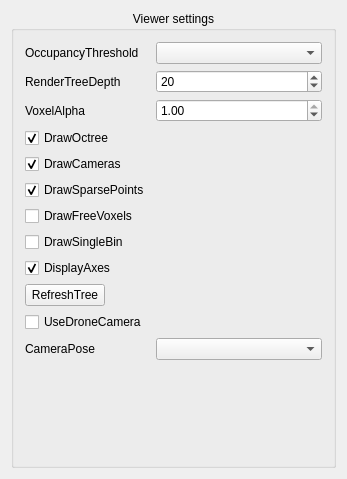
bennihepp/Quad3DR, file viewpoint_planner/src/viewer_settings_panel.ui: the form before one commit.
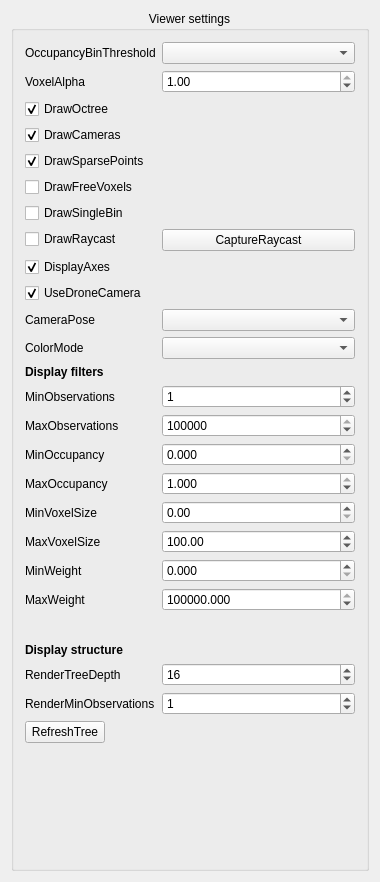
The form after the commit.

```diff
--- a/viewpoint_planner/src/viewer_settings_panel.ui
+++ b/viewpoint_planner/src/viewer_settings_panel.ui
@@ -6,8 +6,8 @@
    <rect>
     <x>0</x>
     <y>0</y>
-    <width>347</width>
-    <height>479</height>
+    <width>380</width>
+    <height>882</height>
    </rect>
   </property>
   <property name="sizePolicy">
@@ -49,42 +49,28 @@
         <item row="0" column="0">
          <widget class="QLabel" name="label">
           <property name="text">
-           <string>OccupancyThreshold</string>
+           <string>OccupancyBinThreshold</string>
           </property>
          </widget>
         </item>
-        <item row="1" column="0">
-         <widget class="QLabel" name="label_2">
-          <property name="text">
-           <string>RenderTreeDepth</string>
+        <item row="0" column="1">
+         <widget class="QComboBox" name="occupancyBinThreshold">
+          <property name="currentText">
+           <string/>
           </property>
-         </widget>
-        </item>
-        <item row="1" column="1">
-         <widget class="QSpinBox" name="renderTreeDepth">
-          <property name="value">
-           <number>20</number>
+          <property name="currentIndex">
+           <number>-1</number>
           </property>
          </widget>
         </item>
-        <item row="8" column="0" colspan="2">
-         <widget class="QCheckBox" name="displayAxes">
-          <property name="text">
-           <string>DisplayAxes</string>
-          </property>
-          <property name="checked">
-           <bool>true</bool>
-          </property>
-         </widget>
-        </item>
-        <item row="2" column="0">
+        <item row="3" column="0">
          <widget class="QLabel" name="label_3">
           <property name="text">
            <string>VoxelAlpha</string>
           </property>
          </widget>
         </item>
-        <item row="2" column="1">
+        <item row="3" column="1">
          <widget class="QDoubleSpinBox" name="voxelAlpha">
           <property name="maximum">
            <double>1.000000000000000</double>
@@ -98,6 +84,16 @@
          </widget>
         </item>
         <item row="4" column="0">
+         <widget class="QCheckBox" name="drawOctree">
+          <property name="text">
+           <string>DrawOctree</string>
+          </property>
+          <property name="checked">
+           <bool>true</bool>
+          </property>
+         </widget>
+        </item>
+        <item row="5" column="0">
          <widget class="QCheckBox" name="drawCameras">
           <property name="text">
            <string>DrawCameras</string>
@@ -107,7 +103,7 @@
           </property>
          </widget>
         </item>
-        <item row="5" column="0">
+        <item row="6" column="0">
          <widget class="QCheckBox" name="drawSparsePoints">
           <property name="text">
            <string>DrawSparsePoints</string>
@@ -117,24 +113,14 @@
           </property>
          </widget>
         </item>
-        <item row="3" column="0">
-         <widget class="QCheckBox" name="drawOctree">
-          <property name="text">
-           <string>DrawOctree</string>
-          </property>
-          <property name="checked">
-           <bool>true</bool>
-          </property>
-         </widget>
-        </item>
-        <item row="6" column="0">
+        <item row="7" column="0">
          <widget class="QCheckBox" name="drawFreeVoxels">
           <property name="text">
            <string>DrawFreeVoxels</string>
           </property>
          </widget>
         </item>
-        <item row="7" column="0">
+        <item row="8" column="0">
          <widget class="QCheckBox" name="drawSingleBin">
           <property name="text">
            <string>DrawSingleBin</string>
@@ -142,39 +128,296 @@
          </widget>
         </item>
         <item row="9" column="0">
-         <widget class="QPushButton" name="refreshTree">
+         <widget class="QCheckBox" name="drawRaycast">
           <property name="text">
-           <string>RefreshTree</string>
+           <string>DrawRaycast</string>
           </property>
          </widget>
         </item>
-        <item row="10" column="0">
+        <item row="10" column="0" colspan="2">
+         <widget class="QCheckBox" name="displayAxes">
+          <property name="text">
+           <string>DisplayAxes</string>
+          </property>
+          <property name="checked">
+           <bool>true</bool>
+          </property>
+         </widget>
+        </item>
+        <item row="12" column="0">
          <widget class="QCheckBox" name="useDroneCamera">
           <property name="text">
            <string>UseDroneCamera</string>
           </property>
-         </widget>
-        </item>
-        <item row="0" column="1">
-         <widget class="QComboBox" name="occupancyThreshold">
-          <property name="currentText">
-           <string/>
+          <property name="checked">
+           <bool>true</bool>
           </property>
-          <property name="currentIndex">
-           <number>-1</number>
-          </property>
          </widget>
         </item>
-        <item row="11" column="1">
-         <widget class="QComboBox" name="imagePose"/>
-        </item>
-        <item row="11" column="0">
+        <item row="13" column="0">
          <widget class="QLabel" name="label_4">
           <property name="text">
            <string>CameraPose</string>
           </property>
          </widget>
         </item>
+        <item row="13" column="1">
+         <widget class="QComboBox" name="imagePose"/>
+        </item>
+        <item row="15" column="0">
+         <widget class="QLabel" name="label_14">
+          <property name="text">
+           <string>ColorMode</string>
+          </property>
+         </widget>
+        </item>
+        <item row="15" column="1">
+         <widget class="QComboBox" name="colorFlags"/>
+        </item>
+        <item row="17" column="0">
+         <widget class="QLabel" name="label_11">
+          <property name="font">
+           <font>
+            <weight>75</weight>
+            <bold>true</bold>
+           </font>
+          </property>
+          <property name="text">
+           <string>Display filters</string>
+          </property>
+         </widget>
+        </item>
+        <item row="18" column="0">
+         <widget class="QLabel" name="label_5">
+          <property name="text">
+           <string>MinObservations</string>
+          </property>
+         </widget>
+        </item>
+        <item row="18" column="1">
+         <widget class="QSpinBox" name="minObservations">
+          <property name="maximum">
+           <number>9999999</number>
+          </property>
+          <property name="value">
+           <number>1</number>
+          </property>
+         </widget>
+        </item>
+        <item row="19" column="0">
+         <widget class="QLabel" name="label_6">
+          <property name="text">
+           <string>MaxObservations</string>
+          </property>
+         </widget>
+        </item>
+        <item row="19" column="1">
+         <widget class="QSpinBox" name="maxObservations">
+          <property name="maximum">
+           <number>9999999</number>
+          </property>
+          <property name="value">
+           <number>9999999</number>
+          </property>
+         </widget>
+        </item>
+        <item row="20" column="0">
+         <widget class="QLabel" name="label_7">
+          <property name="text">
+           <string>MinOccupancy</string>
+          </property>
+         </widget>
+        </item>
+        <item row="20" column="1">
+         <widget class="QDoubleSpinBox" name="minOccupancy">
+          <property name="decimals">
+           <number>3</number>
+          </property>
+          <property name="maximum">
+           <double>1.000000000000000</double>
+          </property>
+          <property name="singleStep">
+           <double>0.100000000000000</double>
+          </property>
+         </widget>
+        </item>
+        <item row="21" column="0">
+         <widget class="QLabel" name="label_8">
+          <property name="text">
+           <string>MaxOccupancy</string>
+          </property>
+         </widget>
+        </item>
+        <item row="21" column="1">
+         <widget class="QDoubleSpinBox" name="maxOccupancy">
+          <property name="decimals">
+           <number>3</number>
+          </property>
+          <property name="maximum">
+           <double>1.000000000000000</double>
+          </property>
+          <property name="singleStep">
+           <double>0.100000000000000</double>
+          </property>
+          <property name="value">
+           <double>1.000000000000000</double>
+          </property>
+         </widget>
+        </item>
+        <item row="22" column="0">
+         <widget class="QLabel" name="label_9">
+          <property name="text">
+           <string>MinVoxelSize</string>
+          </property>
+         </widget>
+        </item>
+        <item row="22" column="1">
+         <widget class="QDoubleSpinBox" name="minVoxelSize">
+          <property name="maximum">
+           <double>4294967.000000000000000</double>
+          </property>
+          <property name="singleStep">
+           <double>0.100000000000000</double>
+          </property>
+         </widget>
+        </item>
+        <item row="23" column="0">
+         <widget class="QLabel" name="label_10">
+          <property name="text">
+           <string>MaxVoxelSize</string>
+          </property>
+         </widget>
+        </item>
+        <item row="23" column="1">
+         <widget class="QDoubleSpinBox" name="maxVoxelSize">
+          <property name="maximum">
+           <double>4294967.000000000000000</double>
+          </property>
+          <property name="singleStep">
+           <double>0.100000000000000</double>
+          </property>
+          <property name="value">
+           <double>100.000000000000000</double>
+          </property>
+         </widget>
+        </item>
+        <item row="24" column="0">
+         <widget class="QLabel" name="label_15">
+          <property name="text">
+           <string>MinWeight</string>
+          </property>
+         </widget>
+        </item>
+        <item row="24" column="1">
+         <widget class="QDoubleSpinBox" name="minWeight">
+          <property name="decimals">
+           <number>3</number>
+          </property>
+          <property name="maximum">
+           <double>4000000.000000000000000</double>
+          </property>
+          <property name="singleStep">
+           <double>0.100000000000000</double>
+          </property>
+         </widget>
+        </item>
+        <item row="25" column="0">
+         <widget class="QLabel" name="label_16">
+          <property name="text">
+           <string>MaxWeight</string>
+          </property>
+         </widget>
+        </item>
+        <item row="25" column="1">
+         <widget class="QDoubleSpinBox" name="maxWeight">
+          <property name="decimals">
+           <number>3</number>
+          </property>
+          <property name="maximum">
+           <double>4000000.000000000000000</double>
+          </property>
+          <property name="singleStep">
+           <double>0.001000000000000</double>
+          </property>
+          <property name="value">
+           <double>4000000.000000000000000</double>
+          </property>
+         </widget>
+        </item>
+        <item row="27" column="0" colspan="2">
+         <spacer name="horizontalSpacer">
+          <property name="orientation">
+           <enum>Qt::Horizontal</enum>
+          </property>
+          <property name="sizeHint" stdset="0">
+           <size>
+            <width>40</width>
+            <height>20</height>
+           </size>
+          </property>
+         </spacer>
+        </item>
+        <item row="28" column="0">
+         <widget class="QLabel" name="label_13">
+          <property name="font">
+           <font>
+            <weight>75</weight>
+            <bold>true</bold>
+           </font>
+          </property>
+          <property name="text">
+           <string>Display structure</string>
+          </property>
+         </widget>
+        </item>
+        <item row="29" column="0">
+         <widget class="QLabel" name="label_2">
+          <property name="text">
+           <string>RenderTreeDepth</string>
+          </property>
+         </widget>
+        </item>
+        <item row="29" column="1">
+         <widget class="QSpinBox" name="renderTreeDepth">
+          <property name="maximum">
+           <number>32</number>
+          </property>
+          <property name="value">
+           <number>16</number>
+          </property>
+         </widget>
+        </item>
+        <item row="30" column="0">
+         <widget class="QLabel" name="label_12">
+          <property name="text">
+           <string>RenderMinObservations</string>
+          </property>
+         </widget>
+        </item>
+        <item row="30" column="1">
+         <widget class="QSpinBox" name="renderObservationThreshold">
+          <property name="maximum">
+           <number>99999999</number>
+          </property>
+          <property name="value">
+           <number>1</number>
+          </property>
+         </widget>
+        </item>
+        <item row="31" column="0">
+         <widget class="QPushButton" name="refreshTree">
+          <property name="text">
+           <string>RefreshTree</string>
+          </property>
+         </widget>
+        </item>
+        <item row="9" column="1">
+         <widget class="QPushButton" name="captureRaycast">
+          <property name="text">
+           <string>CaptureRaycast</string>
+          </property>
+         </widget>
+        </item>
        </layout>
       </item>
      </layout>
```
